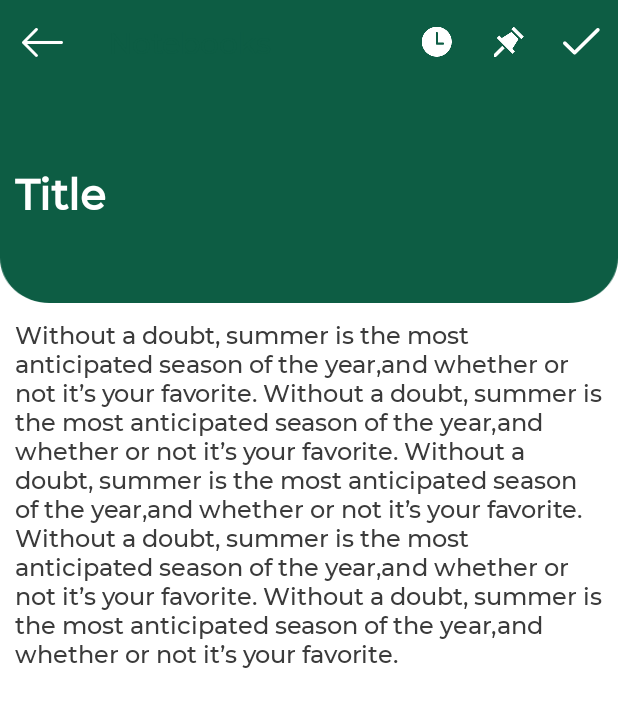
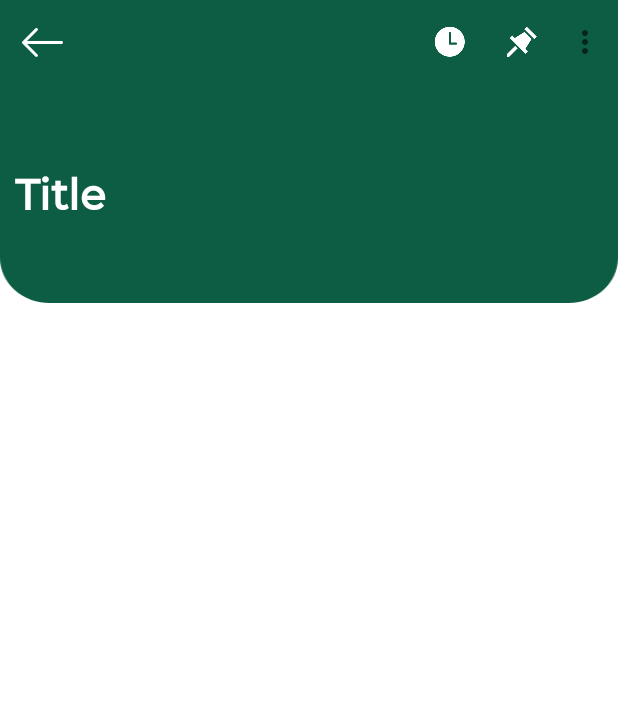
Before and after one commit to PhiLong31/Notebooks, an Android app: the NoteDetailActivity screen opened directly, with no data from a screen before it, on a phone screen of 412 x 824 dp. Shown: the top 707 px of the screen. Run offline under Robolectric (Android 15) with nearby library versions, the phone set to English and light mode, and no system bars.

Commit message:
| Update ui

```diff
--- a/app/src/main/java/com/example/notebooks/NoteDetailActivity.java
+++ b/app/src/main/java/com/example/notebooks/NoteDetailActivity.java
@@ -3,12 +3,19 @@ package com.example.notebooks;
 import android.os.Bundle;
 import android.view.Menu;
 import android.view.MenuInflater;
+import android.widget.EditText;
 
 import androidx.appcompat.app.ActionBar;
 import androidx.appcompat.app.AppCompatActivity;
 import androidx.appcompat.widget.Toolbar;
 
+import java.util.Calendar;
+import java.util.Date;
+
 public class NoteDetailActivity extends AppCompatActivity {
+    private EditText noteTitle;
+    private EditText edtNote;
+
     @Override
     protected void onCreate(Bundle savedInstanceState) {
         super.onCreate(savedInstanceState);
@@ -23,6 +30,10 @@ public class NoteDetailActivity extends AppCompatActivity {
 
         // Enable the Up button
         ab.setDisplayHomeAsUpEnabled(true);
+        initView();
+
+        Date currentTime = Calendar.getInstance().getTime();
+
     }
 
     @Override
@@ -31,4 +42,11 @@ public class NoteDetailActivity extends AppCompatActivity {
         inflater.inflate(R.menu.menu_detail, menu);
         return true;
     }
+
+    private void initView(){
+        noteTitle = findViewById(R.id.note_title);
+/*
+        edtNote = findViewById(R.id.edtNote);
+*/
+    }
 }
--- a/app/src/main/res/layout/activity_note_detail.xml
+++ b/app/src/main/res/layout/activity_note_detail.xml
@@ -7,41 +7,49 @@
     android:background="@android:color/white"
     tools:context=".NoteDetailActivity">
 
+    <androidx.appcompat.widget.Toolbar
+        android:id="@+id/toolbar"
+        android:layout_width="match_parent"
+        android:layout_height="?actionBarSize"
+        android:background="@color/c5"
+        app:layout_constraintEnd_toEndOf="parent"
+        app:layout_constraintStart_toStartOf="parent"
+        app:layout_constraintTop_toTopOf="parent"
+        app:titleTextColor="@color/c5" />
+
     <LinearLayout
         android:id="@+id/relativeLayout"
         android:layout_width="match_parent"
-        android:layout_height="match_parent"
+        android:layout_height="0dp"
         android:orientation="vertical"
         android:weightSum="3"
+        app:layout_constraintBottom_toBottomOf="parent"
         app:layout_constraintEnd_toEndOf="parent"
         app:layout_constraintStart_toStartOf="parent"
-        app:layout_constraintTop_toTopOf="parent"
+        app:layout_constraintTop_toBottomOf="@+id/toolbar"
         tools:ignore="MissingConstraints">
-        <androidx.appcompat.widget.Toolbar
-            android:id="@+id/toolbar"
-            android:background="@color/c5"
-            android:layout_width="match_parent"
-            app:titleTextColor="@color/c5"
-            android:layout_height="?actionBarSize"/>
+
         <LinearLayout
             android:layout_width="match_parent"
             android:layout_height="wrap_content"
             android:background="@drawable/header_detail"
+            android:focusable="false"
+            android:focusableInTouchMode="true"
             android:orientation="horizontal">
 
             <EditText
                 android:id="@+id/note_title"
                 android:layout_width="match_parent"
                 android:layout_height="match_parent"
-                android:layout_alignParentStart="true"
-                android:layout_alignParentLeft="true"
-                android:layout_alignParentTop="true"
                 android:background="@null"
                 android:fontFamily="@font/montserrat_extrabold"
                 android:gravity="center_vertical"
+                android:paddingStart="@dimen/padding_left"
                 android:paddingLeft="@dimen/padding_left"
+                android:paddingEnd="@dimen/padding_right"
                 android:paddingRight="@dimen/padding_right"
-                android:text="Title"
+                android:hint="Title"
+                android:textColorHint="@android:color/white"
                 android:textColor="@color/c0"
                 android:textSize="@dimen/title"
                 android:textStyle="bold"
@@ -55,11 +63,12 @@
             android:id="@+id/edtNote"
             android:layout_width="match_parent"
             android:layout_height="match_parent"
-            android:layout_weight="2"
+            android:background="@null"
+            android:focusable="true"
+            android:focusedByDefault="true"
             android:fontFamily="@font/montserrat_medium"
             android:gravity="center_horizontal"
             android:padding="@dimen/padding"
-            android:text="@string/lorem"
             android:textAlignment="viewStart"
             android:textColor="@color/c3"
             android:textSize="16sp"
--- a/app/src/main/res/menu/menu_detail.xml
+++ b/app/src/main/res/menu/menu_detail.xml
@@ -5,16 +5,26 @@
         android:id="@+id/imgClock"
         android:icon="@drawable/clock"
         android:title="Clock"
-        app:showAsAction="always"></item>
+        app:showAsAction="always"/>
+
     <item
         android:id="@+id/imgPushPin"
         android:icon="@drawable/pushpin"
         android:title="Push Pin"
-        app:showAsAction="always"></item>
-    <item
-        android:id="@+id/imgTick"
-        android:icon="@drawable/tick"
-        android:title="Tick"
-        app:showAsAction="always"></item>
+        app:showAsAction="always"/>
+
+    <group>
+        <item
+            android:id="@+id/imgTick"
+            android:icon="@drawable/tick"
+            android:title="Tick"
+            app:showAsAction="never" />
+
+        <item
+            android:id="@+id/imgTádick"
+            android:icon="@drawable/tick"
+            android:title="pikachu"
+            app:showAsAction="never" />
+    </group>
 
 </menu>
```
Also changed, not shown: app/build.gradle (+9 -0 lines), app/src/main/java/com/example/notebooks/MainActivity.java (+8 -1 lines), app/src/main/java/com/example/notebooks/model/Note.java (added, +31 -0 lines).
